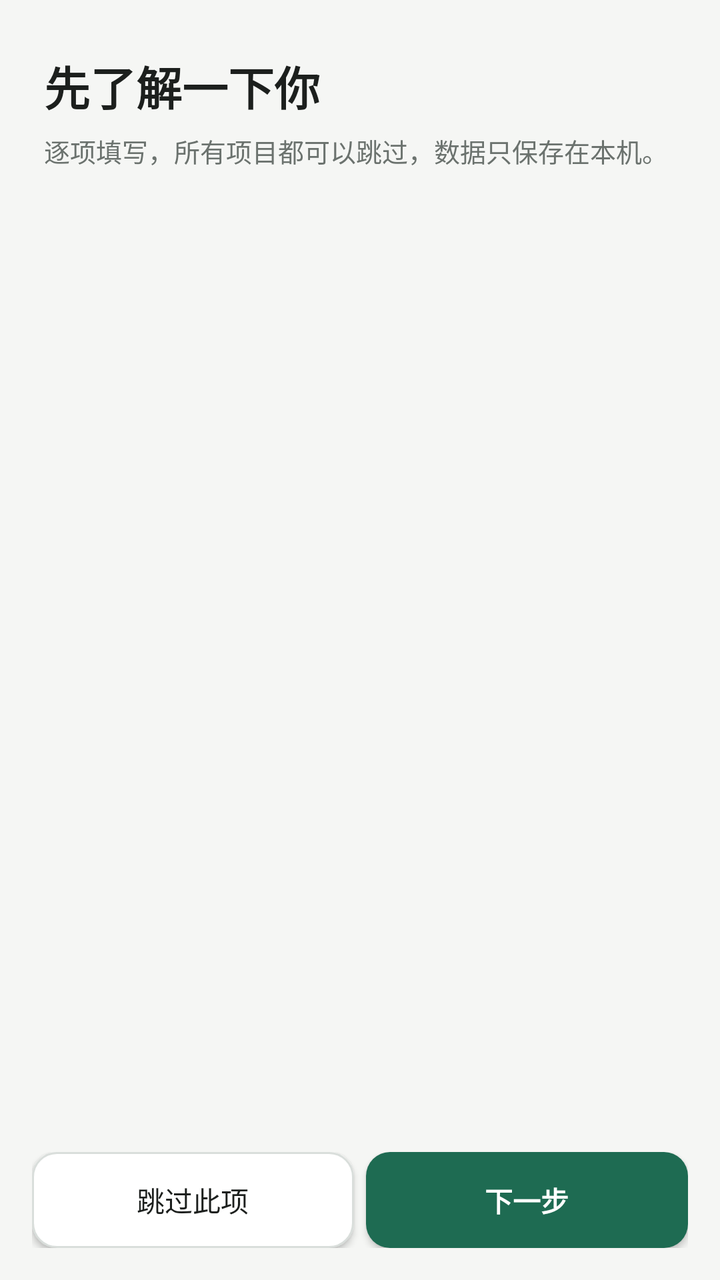
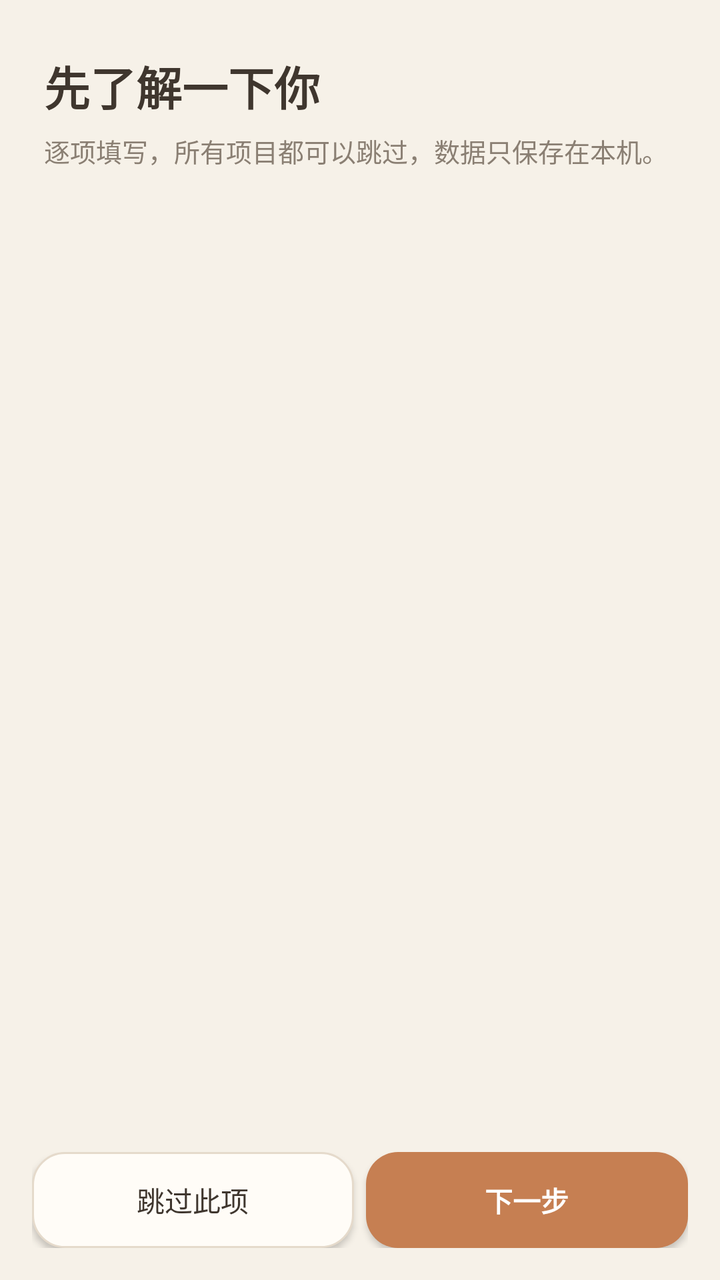

The first picture is an Android layout as it rendered before a commit; the second is the same layout after the commit. The layout source and the unified diff follow.
<!-- AndroidManifest.xml: application theme android:Theme.Material.Light.NoActionBar -->
<!-- res/layout/activity_onboarding.xml -->
<?xml version="1.0" encoding="utf-8"?>
<LinearLayout xmlns:android="http://schemas.android.com/apk/res/android"
    android:layout_width="match_parent"
    android:layout_height="match_parent"
    android:background="@drawable/bg_main"
    android:fitsSystemWindows="true"
    android:orientation="vertical">

    <TextView
        android:layout_width="wrap_content"
        android:layout_height="wrap_content"
        android:layout_marginStart="22dp"
        android:layout_marginTop="26dp"
        android:text="先了解一下你"
        android:textColor="#1C1F1D"
        android:textSize="23sp"
        android:textStyle="bold" />

    <TextView
        android:layout_width="match_parent"
        android:layout_height="wrap_content"
        android:layout_marginStart="22dp"
        android:layout_marginTop="6dp"
        android:layout_marginEnd="22dp"
        android:text="逐项填写，所有项目都可以跳过，数据只保存在本机。"
        android:textColor="#6B726E"
        android:textSize="13sp" />

    <ViewFlipper
        android:id="@+id/flipper"
        android:layout_width="match_parent"
        android:layout_height="0dp"
        android:layout_weight="1" />

    <LinearLayout
        android:layout_width="match_parent"
        android:layout_height="wrap_content"
        android:orientation="horizontal"
        android:padding="16dp">

        <Button
            android:id="@+id/btnSkip"
            android:layout_width="0dp"
            android:layout_height="wrap_content"
            android:layout_marginEnd="6dp"
            android:layout_weight="1"
            android:background="@drawable/btn_secondary"
            android:text="跳过此项"
            android:textColor="#1C1F1D"
            android:textSize="14sp" />

        <Button
            android:id="@+id/btnPrev"
            android:layout_width="0dp"
            android:layout_height="wrap_content"
            android:layout_marginEnd="6dp"
            android:layout_weight="1"
            android:background="@drawable/btn_secondary"
            android:text="上一步"
            android:textColor="#1C1F1D"
            android:textSize="14sp"
            android:visibility="gone" />

        <Button
            android:id="@+id/btnNext"
            android:layout_width="0dp"
            android:layout_height="wrap_content"
            android:layout_weight="1"
            android:background="@drawable/btn_primary"
            android:text="下一步"
            android:textColor="#FFFFFF"
            android:textSize="14sp"
            android:textStyle="bold" />
    </LinearLayout>
</LinearLayout>
<!-- resources referenced by this layout -->
<resources>
  <!-- drawable bg_main (drawable) -->
  ﻿<?xml version="1.0" encoding="utf-8"?><shape xmlns:android="http://schemas.android.com/apk/res/android"><solid android:color="#F5F6F4" /></shape>
  <!-- drawable btn_primary (drawable) -->
  ﻿<?xml version="1.0" encoding="utf-8"?><shape xmlns:android="http://schemas.android.com/apk/res/android"><solid android:color="#1E6B52" /><corners android:radius="12dp" /></shape>
  <!-- drawable btn_secondary (drawable) -->
  ﻿<?xml version="1.0" encoding="utf-8"?><shape xmlns:android="http://schemas.android.com/apk/res/android"><solid android:color="#FFFFFF" /><stroke android:width="1dp" android:color="#D9DEDB" /><corners android:radius="12dp" /></shape>
</resources>

<!-- the commit's change to res/layout/activity_onboarding.xml (unified diff, before → after) -->
@@ -12,7 +12,7 @@
         android:layout_marginStart="22dp"
         android:layout_marginTop="26dp"
         android:text="先了解一下你"
-        android:textColor="#1C1F1D"
+        android:textColor="#3F362E"
         android:textSize="23sp"
         android:textStyle="bold" />
 
@@ -23,7 +23,7 @@
         android:layout_marginTop="6dp"
         android:layout_marginEnd="22dp"
         android:text="逐项填写，所有项目都可以跳过，数据只保存在本机。"
-        android:textColor="#6B726E"
+        android:textColor="#8A7F73"
         android:textSize="13sp" />
 
     <ViewFlipper
@@ -46,7 +46,7 @@
             android:layout_weight="1"
             android:background="@drawable/btn_secondary"
             android:text="跳过此项"
-            android:textColor="#1C1F1D"
+            android:textColor="#3F362E"
             android:textSize="14sp" />
 
         <Button
@@ -57,7 +57,7 @@
             android:layout_weight="1"
             android:background="@drawable/btn_secondary"
             android:text="上一步"
-            android:textColor="#1C1F1D"
+            android:textColor="#3F362E"
             android:textSize="14sp"
             android:visibility="gone" />
 
<!-- resource entries referenced after the edit -->
@@ -1,10 +1,13 @@
 <!-- resources referenced by this layout -->
 <resources>
   <!-- drawable bg_main (drawable) -->
-  ﻿<?xml version="1.0" encoding="utf-8"?><shape xmlns:android="http://schemas.android.com/apk/res/android"><solid android:color="#F5F6F4" /></shape>
+  <?xml version="1.0" encoding="utf-8"?>
+  <shape xmlns:android="http://schemas.android.com/apk/res/android"><solid android:color="#F6F1E8" /></shape>
   <!-- drawable btn_primary (drawable) -->
-  ﻿<?xml version="1.0" encoding="utf-8"?><shape xmlns:android="http://schemas.android.com/apk/res/android"><solid android:color="#1E6B52" /><corners android:radius="12dp" /></shape>
+  <?xml version="1.0" encoding="utf-8"?>
+  <shape xmlns:android="http://schemas.android.com/apk/res/android"><solid android:color="#C67F52" /><corners android:radius="16dp" /></shape>
   <!-- drawable btn_secondary (drawable) -->
-  ﻿<?xml version="1.0" encoding="utf-8"?><shape xmlns:android="http://schemas.android.com/apk/res/android"><solid android:color="#FFFFFF" /><stroke android:width="1dp" android:color="#D9DEDB" /><corners android:radius="12dp" /></shape>
+  <?xml version="1.0" encoding="utf-8"?>
+  <shape xmlns:android="http://schemas.android.com/apk/res/android"><solid android:color="#FFFCF7" /><stroke android:width="1dp" android:color="#E5DACB" /><corners android:radius="16dp" /></shape>
 </resources>
 
